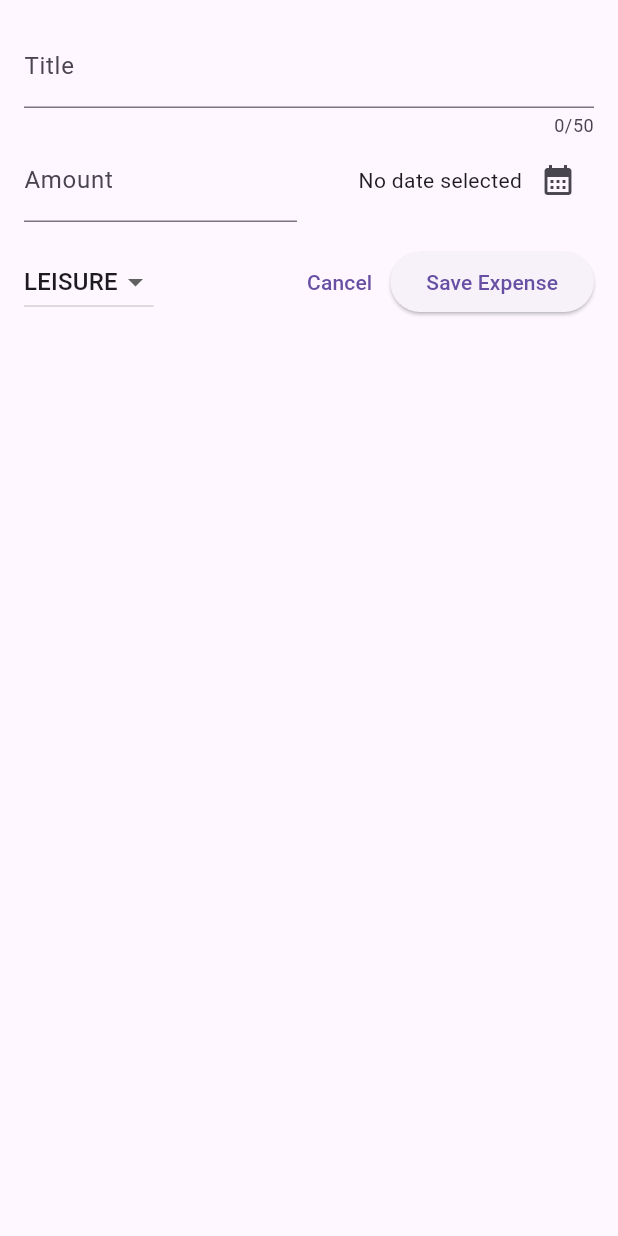
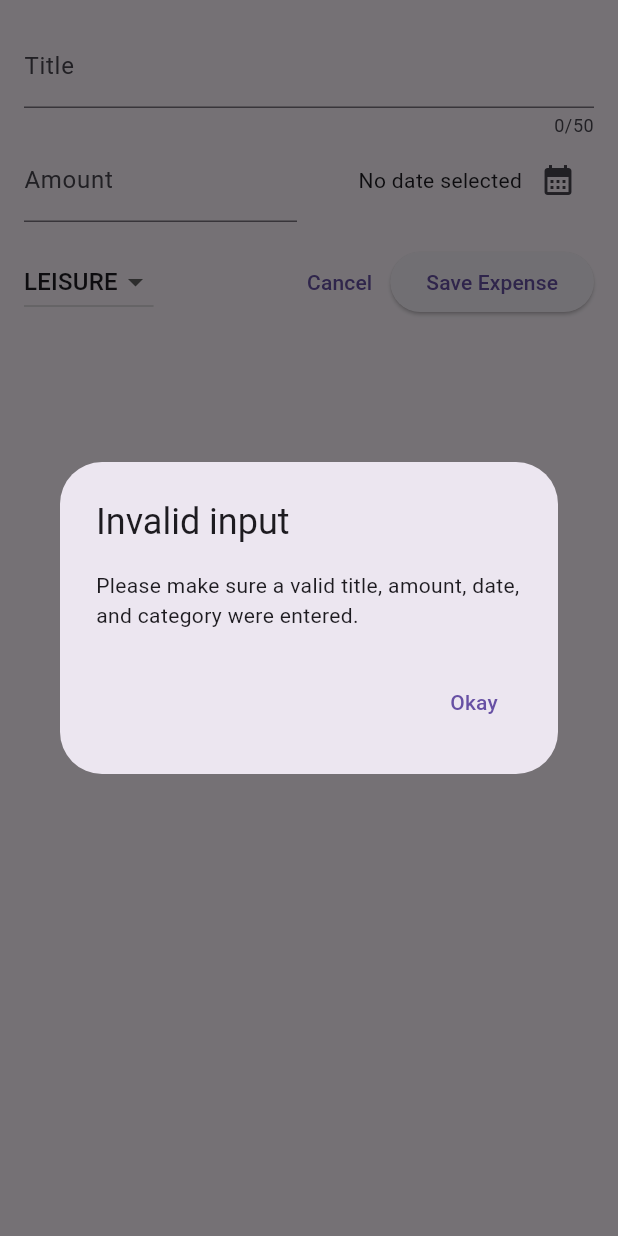
Before and after one commit to weitecklee/expense_tracker_app, a Flutter app: the NewExpense widget shown alone on an empty page, opened directly, after a tap on "Save Expense", on a phone screen of 412 x 824 dp. Run offline on Flutter 3.47's test engine with Material 3 defaults, Android fonts, the phone set to English and light mode, and no system bars.

Commit message:
input validation and alert dialog

```diff
--- a/lib/widgets/new_expense.dart
+++ b/lib/widgets/new_expense.dart
@@ -26,6 +26,31 @@ class _NewExpenseState extends State<NewExpense> {
     setState(() {
       _selectedDate = pickedDate;
     });
+  }
+
+  void _submitExpenseData() {
+    final enteredAmount = double.tryParse(_amountController.text);
+    final isAmountInvalid = enteredAmount == null || enteredAmount <= 0;
+    if (_titleController.text.trim().isEmpty ||
+        isAmountInvalid ||
+        _selectedDate == null) {
+      showDialog(
+        context: context,
+        builder: (ctx) => AlertDialog(
+          title: const Text('Invalid input'),
+          content: const Text(
+              'Please make sure a valid title, amount, date, and category were entered.'),
+          actions: [
+            TextButton(
+              onPressed: () {
+                Navigator.pop(ctx);
+              },
+              child: const Text('Okay'),
+            )
+          ],
+        ),
+      );
+    }
   }
 
   @override
@@ -112,10 +137,7 @@ class _NewExpenseState extends State<NewExpense> {
                 child: const Text('Cancel'),
               ),
               ElevatedButton(
-                onPressed: () {
-                  print(_titleController.text);
-                  print(_amountController.text);
-                },
+                onPressed: _submitExpenseData,
                 child: const Text('Save Expense'),
               ),
             ],
```
